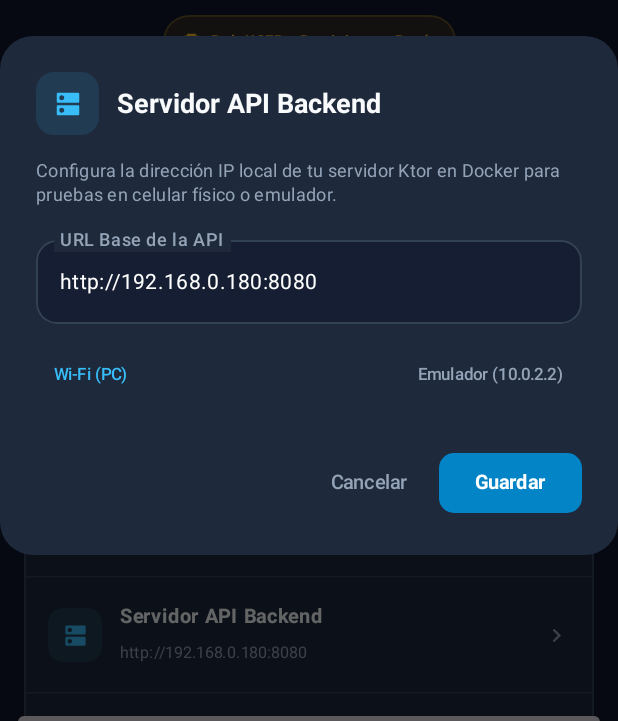
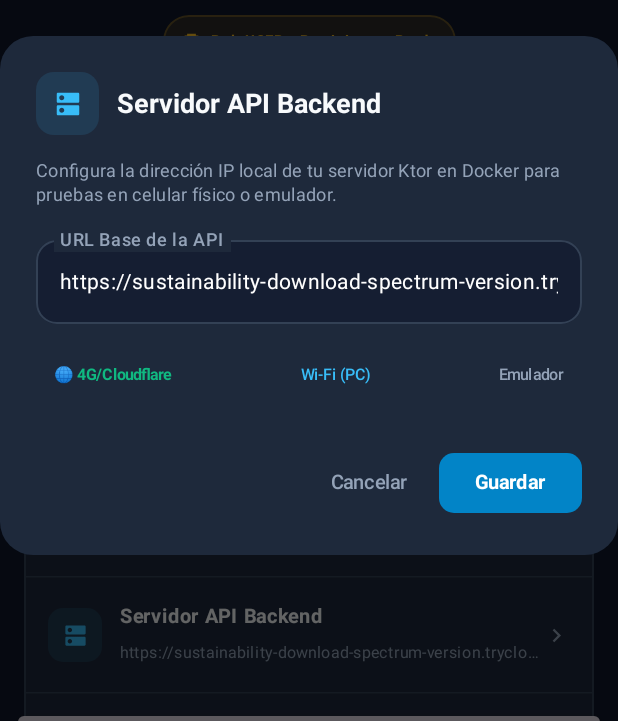
Before and after one commit to sebajaz/ChaProde, an Android app built with Jetpack Compose: the ProfileScreen screen opened through its navigation route, after a tap on "Servidor API Backend", on a phone screen of 412 x 824 dp, the part 322-1043 px from its top. Run offline under Robolectric (Android 15) with nearby library versions, the phone set to English and light mode, and no system bars; 4 statements that could not run were skipped; 2 other taps on this screen came first.

Commit message:
feat(tunnel): integrate Cloudflare tunnel into docker-compose and configure production HTTPS URL in mobile app

```diff
--- a/mobile/app/src/main/kotlin/com/chaprode/mobile/data/remote/ApiConfig.kt
+++ b/mobile/app/src/main/kotlin/com/chaprode/mobile/data/remote/ApiConfig.kt
@@ -33,6 +33,9 @@ object ApiConfig {
     // URLs Predefinidas de Entorno:
     // -------------------------------------------------------------------------------------
 
+    /** URL pública segura HTTPS del túnel Cloudflare para acceso desde datos móviles (4G/5G) y cualquier Wi-Fi externo */
+    const val DEFAULT_PRODUCTION_TUNNEL_URL = "https://sustainability-download-spectrum-version.trycloudflare.com"
+
     /** URL fija para el emulador de Android Studio (mapeo loopback de Android a la PC anfitriona) */
     const val DEFAULT_EMULATOR_URL = "http://10.0.2.2:8080"
 
@@ -44,9 +47,9 @@ object ApiConfig {
 
     /**
      * URL Base activa que consumen todos los servicios API de Retrofit/KtorClient en la aplicación.
-     * Su valor puede ser leído públicamente, pero solo modificado mediante [setBaseUrl] o [resetToDefault].
+     * Por defecto se conecta a la URL de producción con túnel HTTPS para funcionar en cualquier conexión.
      */
-    var BASE_URL: String = DEFAULT_EMULATOR_URL
+    var BASE_URL: String = DEFAULT_PRODUCTION_TUNNEL_URL
         private set
 
     /**
@@ -88,11 +91,11 @@ object ApiConfig {
     }
 
     /**
-     * Retorna la URL por defecto correspondiente al entorno de hardware detectado:
-     * - Si corre en emulador: http://10.0.2.2:8080
-     * - Si corre en celular físico: http://192.168.0.180:8080
+     * Retorna la URL por defecto correspondiente al entorno.
+     * Para soportar tanto redes móviles (4G/5G) como cualquier red Wi-Fi externa o local,
+     * prioriza el túnel HTTPS de producción.
      */
-    fun getDefaultUrl(): String = if (isEmulator()) DEFAULT_EMULATOR_URL else DEFAULT_PC_WIFI_URL
+    fun getDefaultUrl(): String = DEFAULT_PRODUCTION_TUNNEL_URL
 
     /**
      * Establece una nueva URL base para la API y la persiste en SharedPreferences.
--- a/mobile/app/src/main/kotlin/com/chaprode/mobile/ui/screens/ProfileScreen.kt
+++ b/mobile/app/src/main/kotlin/com/chaprode/mobile/ui/screens/ProfileScreen.kt
@@ -307,17 +307,24 @@ fun ProfileScreen(
                     ) {
                         TextButton(
                             onClick = {
+                                tempUrl = ApiConfig.DEFAULT_PRODUCTION_TUNNEL_URL
+                            }
+                        ) {
+                            Text("🌐 4G/Cloudflare", fontSize = 10.5.sp, color = ChaProdeSuccess, fontWeight = FontWeight.Bold)
+                        }
+                        TextButton(
+                            onClick = {
                                 tempUrl = ApiConfig.DEFAULT_PC_WIFI_URL
                             }
                         ) {
-                            Text("Wi-Fi (PC)", fontSize = 11.sp, color = ChaProdeSky)
+                            Text("Wi-Fi (PC)", fontSize = 10.5.sp, color = ChaProdeSky)
                         }
                         TextButton(
                             onClick = {
                                 tempUrl = ApiConfig.DEFAULT_EMULATOR_URL
                             }
                         ) {
-                            Text("Emulador (10.0.2.2)", fontSize = 11.sp, color = ChaProdeMuted)
+                            Text("Emulador", fontSize = 10.5.sp, color = ChaProdeMuted)
                         }
                     }
                 }
```
Also changed, not shown: mobile/app/src/main/kotlin/com/chaprode/mobile/ui/auth/LoginScreen.kt (+11 -5 lines), 1 other file.
